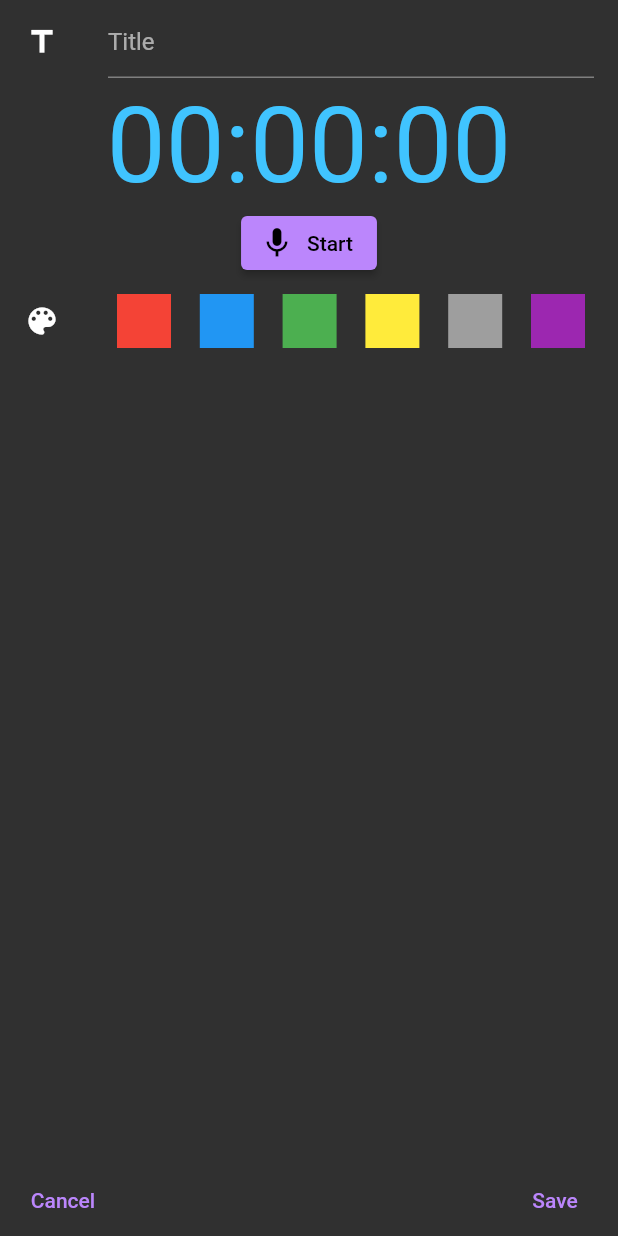
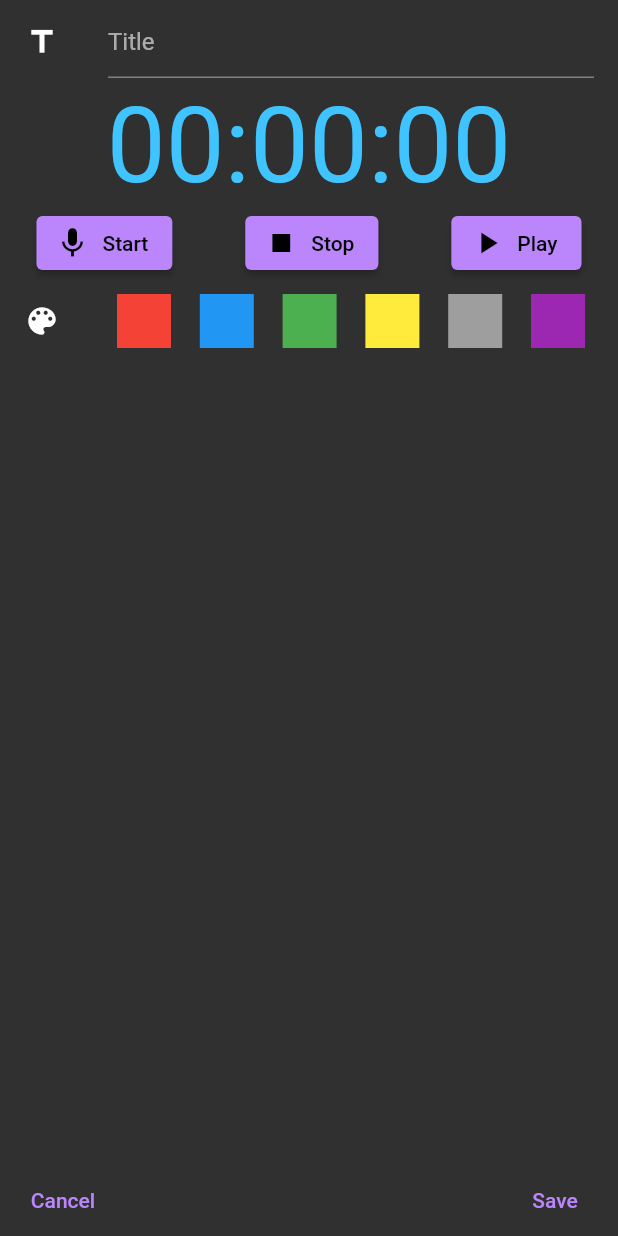
Before and after one commit to cfcastaneda98/hw3_flutterbook, a Flutter app: the RecorderEntry screen opened directly, on a phone screen of 412 x 824 dp. Run offline on Flutter 3.47's test engine with Material 2 defaults, Android fonts, the phone set to English and light mode, and no system bars; our stand-ins replace assets_audio_player, flutter_calendar_carousel, flutter_slidable, image_picker, permission_handler, sqflite; missing offline and left inert: flutter_sound; accounts and stored records are empty.

Commit message:
Added new icons for recording

```diff
--- a/lib/Recorder/RecorderEntry.dart
+++ b/lib/Recorder/RecorderEntry.dart
@@ -96,7 +96,7 @@ class RecorderEntry extends StatelessWidget
                         ),
                       ),
                       Row(
-                        mainAxisAlignment: MainAxisAlignment.center,
+                        mainAxisAlignment: MainAxisAlignment.spaceAround,
                         children: <Widget>[
                           ElevatedButton.icon(
                             label: Text('Start'),
@@ -109,7 +109,29 @@ class RecorderEntry extends StatelessWidget
                               }
                             },
                           ),
-                        ]
+                          ElevatedButton.icon(
+                            label: Text('Stop'),
+                            icon: Icon(Icons.stop),
+                            onPressed: () async{
+                              if(recorder.isRecording){
+                                await stop();
+                              }else{
+                                await record();
+                              }
+                            },
+                          ),
+                          ElevatedButton.icon(
+                            label: Text('Play'),
+                            icon: Icon(Icons.play_arrow),
+                            onPressed: () async{
+                              if(recorder.isRecording){
+                                await stop();
+                              }else{
+                                await record();
+                              }
+                            },
+                          ),
+                        ],
                       ),
                       ListTile(
                         leading: Icon(Icons.color_lens),
```
